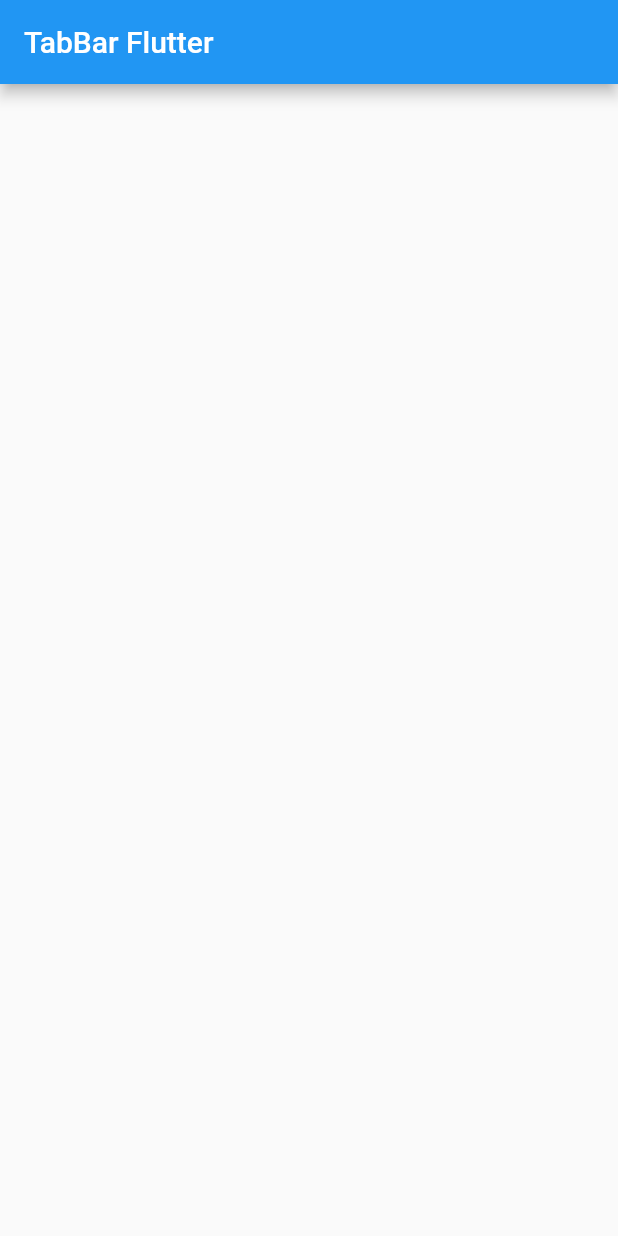
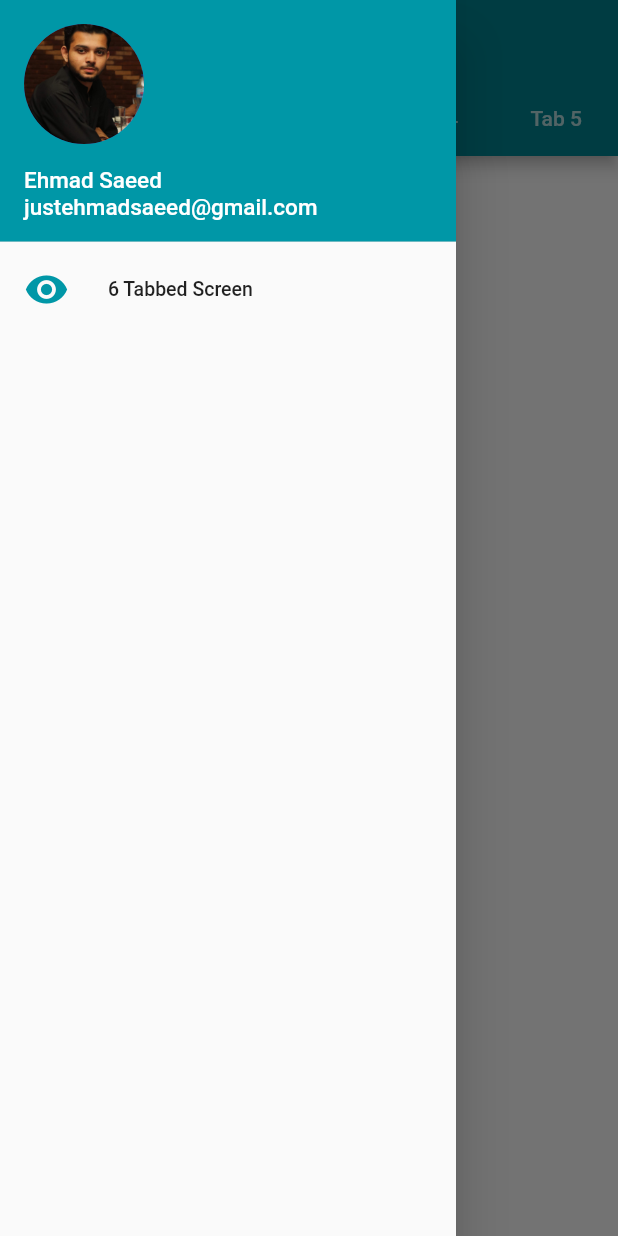
Before and after one commit to justEhmadSaeed/TabBar-Flutter, a Flutter app: the screen it shows after launch, with the side drawer open (before the commit the screen has no drawer), on a phone screen of 412 x 824 dp. Run offline on Flutter 3.47's test engine with Material 2 defaults, Android fonts, the phone set to English and light mode, and no system bars.

Commit message:
📦 NEW: Add Drawer & TabBar

```diff
--- /dev/null
+++ b/lib/DrawerHeader.dart
@@ -0,0 +1,26 @@
+import 'package:flutter/material.dart';
+
+final kDrawerHeader = DrawerHeader(
+  child: Column(
+    crossAxisAlignment: CrossAxisAlignment.start,
+    children: [
+      CircleAvatar(
+        radius: 40,
+        backgroundColor: Colors.blueAccent,
+        backgroundImage: AssetImage('assets/profile-pic.jpg'),
+      ),
+      SizedBox(
+        height: 15,
+      ),
+      Text(
+        'Ehmad Saeed',
+        style: TextStyle(color: Colors.white, fontSize: 15),
+      ),
+      Text(
+        'justehmadsaeed@gmail.com',
+        style: TextStyle(color: Colors.white, fontSize: 15),
+      ),
+    ],
+  ),
+  decoration: BoxDecoration(color: Colors.cyan[700]),
+);
--- /dev/null
+++ b/lib/HomePage.dart
@@ -0,0 +1,59 @@
+import 'package:flutter/material.dart';
+import 'package:tabbar_flutter/DrawerHeader.dart';
+import 'package:tabbar_flutter/Screen2.dart';
+
+class HomePage extends StatelessWidget {
+  static final route = '/';
+
+  @override
+  Widget build(BuildContext context) {
+    return DefaultTabController(
+      length: 5,
+      child: Scaffold(
+        appBar: AppBar(
+          title: Text('Home'),
+          backgroundColor: Colors.cyan[800],
+          bottom: TabBar(
+            tabs: [
+              Tab(
+                child: Text('Tab 1'),
+              ),
+              Tab(
+                child: Text('Tab 2'),
+              ),
+              Tab(
+                child: Text('Tab 3'),
+              ),
+              Tab(
+                child: Text('Tab 4'),
+              ),
+              Tab(
+                child: Text('Tab 5'),
+              ),
+            ],
+          ),
+        ),
+        drawer: Drawer(
+          child: ListView(
+            padding: EdgeInsets.zero,
+            children: [
+              kDrawerHeader,
+              ListTile(
+                title: Text('6 Tabbed Screen'),
+                leading: Icon(
+                  Icons.visibility,
+                  color: Colors.cyan[700],
+                  size: 30,
+                ),
+                onTap: () {
+                  Navigator.pushNamed(context, Screen2.route);
+                },
+                dense: true,
+              ),
+            ],
+          ),
+        ),
+      ),
+    );
+  }
+}
--- /dev/null
+++ b/lib/Screen2.dart
@@ -0,0 +1,37 @@
+import 'package:flutter/material.dart';
+import 'package:tabbar_flutter/DrawerHeader.dart';
+import 'package:tabbar_flutter/HomePage.dart';
+
+class Screen2 extends StatelessWidget {
+  static final route = '/screen2';
+  @override
+  Widget build(BuildContext context) {
+    return Scaffold(
+      appBar: AppBar(
+        title: Text('Screen 2'),
+        backgroundColor: Colors.cyan[700],
+      ),
+      drawer: Drawer(
+        child: ListView(
+          padding: EdgeInsets.zero,
+          children: [
+            kDrawerHeader,
+            ListTile(
+              title: Text('5 Tabbed Screen'),
+              leading: Icon(
+                Icons.visibility,
+                color: Colors.cyan[700],
+                size: 30,
+              ),
+              onTap: () {
+                Navigator.popUntil(
+                    context, ModalRoute.withName(HomePage.route));
+              },
+              dense: true,
+            ),
+          ],
+        ),
+      ),
+    );
+  }
+}
--- /dev/null
+++ b/lib/constants.dart
@@ -0,0 +1 @@
+import 'package:flutter/material.dart';
--- a/lib/main.dart
+++ b/lib/main.dart
@@ -1,30 +1,24 @@
 import 'package:flutter/material.dart';
+import 'package:tabbar_flutter/HomePage.dart';
+import 'package:tabbar_flutter/Screen2.dart';
 
 void main() {
   runApp(MyApp());
 }
 
 class MyApp extends StatelessWidget {
-  // This widget is the root of your application.
   @override
   Widget build(BuildContext context) {
     return MaterialApp(
       title: 'Flutter TabBar',
       theme: ThemeData(
-        primarySwatch: Colors.blue,
+        primarySwatch: Colors.teal,
       ),
-      home: HomePage(),
+      initialRoute: HomePage.route,
+      routes: {
+        HomePage.route: (context) => HomePage(),
+        Screen2.route: (context) => Screen2(),
+      },
     );
   }
 }
-
-class HomePage extends StatelessWidget {
-  @override
-  Widget build(BuildContext context) {
-    return Scaffold(
-      appBar: AppBar(
-        title: Text('TabBar Flutter'),
-      ),
-    );
-  }
-}
--- a/pubspec.yaml
+++ b/pubspec.yaml
@@ -45,8 +45,8 @@ flutter:
   uses-material-design: true
 
   # To add assets to your application, add an assets section, like this:
-  # assets:
-  #   - images/a_dot_burr.jpeg
+  assets:
+     - assets/
   #   - images/a_dot_ham.jpeg
 
   # An image asset can refer to one or more resolution-specific "variants", see
```
Also changed, not shown: assets/profile-pic.jpg (added).
